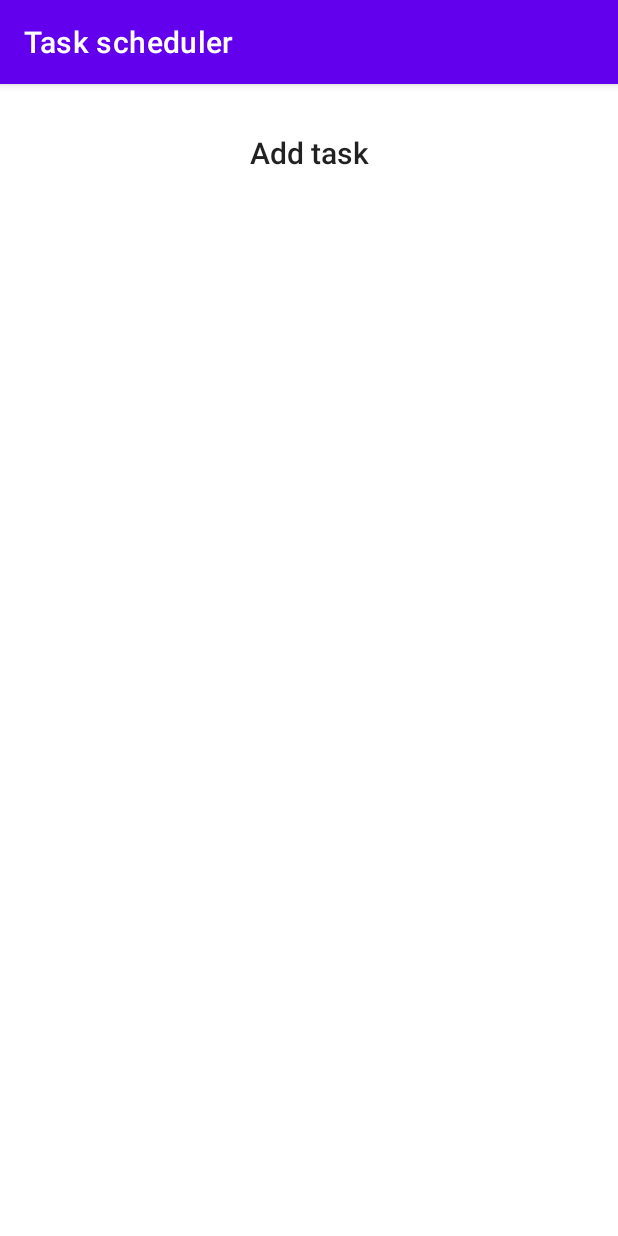
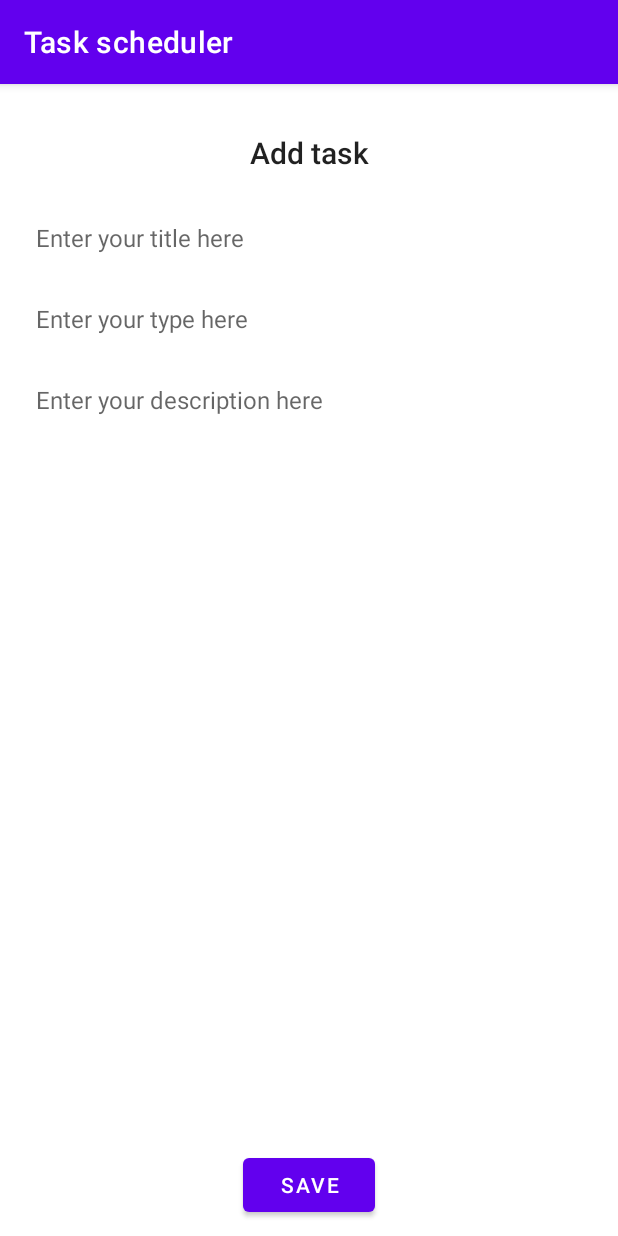
Before and after one commit to Andres741/TaskForestApp, an Android app: the fragment AddTaskFragment shown on its own in the app's theme, on a phone screen of 412 x 824 dp. Run offline under Robolectric (Android 15) with nearby library versions, the phone set to English and light mode, and no system bars; our stand-ins replace Dagger/Hilt's generated code, data binding.

Commit message:
add_task_fragment.xml finished.

```diff
--- a/app/src/main/java/com/example/taskscheduler/ui/main/addTask/AddTaskViewModel.kt
+++ b/app/src/main/java/com/example/taskscheduler/ui/main/addTask/AddTaskViewModel.kt
@@ -3,5 +3,7 @@ package com.example.taskscheduler.ui.main.addTask
 import androidx.lifecycle.ViewModel
 
 class AddTaskViewModel: ViewModel() {
-    // TODO: Implement the ViewModel
+    fun save() {
+        TODO("Not implemented yet.")
+    }
 }
--- a/app/src/main/res/layout/add_task_fragment.xml
+++ b/app/src/main/res/layout/add_task_fragment.xml
@@ -29,5 +29,76 @@
 
         />
 
+        <EditText
+            android:id="@+id/title"
+
+            app:layout_constraintStart_toStartOf="parent"
+            app:layout_constraintEnd_toEndOf="parent"
+
+            app:layout_constraintTop_toBottomOf="@id/title_add_task"
+
+            android:hint="@{@string/enter_tour_x_here(@string/title)}"
+            tools:hint="Enter your title here"
+
+            android:autofillHints=""
+
+            android:maxLines="1"
+
+            style="@style/new_task_value"
+        />
+
+        <EditText
+            android:id="@+id/type"
+
+            app:layout_constraintStart_toStartOf="parent"
+            app:layout_constraintEnd_toEndOf="parent"
+
+            app:layout_constraintTop_toBottomOf="@id/title"
+
+            android:hint="@{@string/enter_tour_x_here(@string/type)}"
+            tools:hint="Enter your type here"
+
+            android:autofillHints=""
+
+            android:maxLines="1"
+
+            style="@style/new_task_value"
+        />
+
+        <EditText
+            android:id="@+id/description"
+
+            app:layout_constraintStart_toStartOf="parent"
+            app:layout_constraintEnd_toEndOf="parent"
+
+            app:layout_constraintTop_toBottomOf="@id/type"
+
+            android:hint="@{@string/enter_tour_x_here(@string/description)}"
+            tools:hint="Enter your description here"
+
+            android:autofillHints=""
+
+            style="@style/new_task_value"
+        />
+
+
+        <!--
+            TODO: implement
+            android:onClick = "@{() -> viewmodel.save()}"
+        -->
+        <Button
+            android:id="@+id/save"
+
+            app:layout_constraintStart_toStartOf="parent"
+            app:layout_constraintEnd_toEndOf="parent"
+
+            app:layout_constraintBottom_toBottomOf="parent"
+
+            android:text="@string/save"
+
+            android:onClick="@{() -> viewmodel.save()}"
+
+            style="@style/lower_button"
+        />
     </androidx.constraintlayout.widget.ConstraintLayout>
 </layout>
--- a/app/src/main/res/layout/fragment_task_detail.xml
+++ b/app/src/main/res/layout/fragment_task_detail.xml
@@ -128,9 +128,6 @@
         -->
         <Button
             android:id="@+id/previous_button"
-            android:layout_width="wrap_content"
-            android:layout_height="wrap_content"
-            android:layout_marginBottom="@dimen/marginBottomButton"
 
 
             app:layout_constraintStart_toStartOf="parent"
@@ -139,7 +136,8 @@
             app:layout_constraintBottom_toBottomOf="parent"
 
             android:text="@string/add_subtask"
-            />
+            style="@style/lower_button"
+        />
 
 
         <!--
--- a/app/src/main/res/layout/fragment_tasks.xml
+++ b/app/src/main/res/layout/fragment_tasks.xml
@@ -69,16 +69,14 @@
 
         <Button
             android:id="@+id/newTaskButton"
-            android:layout_width="wrap_content"
-            android:layout_height="wrap_content"
-
-            android:layout_marginBottom="@dimen/marginBottomButton"
 
             android:text="@string/add_new_task"
 
             app:layout_constraintStart_toStartOf="parent"
             app:layout_constraintEnd_toEndOf="parent"
             app:layout_constraintBottom_toBottomOf="parent"
+
+            style="@style/lower_button"
         />
 
     </androidx.constraintlayout.widget.ConstraintLayout>
--- a/app/src/main/res/values/strings.xml
+++ b/app/src/main/res/values/strings.xml
@@ -77,5 +77,6 @@
     <string name="description">description</string>
     <string name="type">type</string>
     <string name="add_task">Add task</string>
+    <string name="save">save</string>
 
 </resources>
--- a/app/src/main/res/values/styles.xml
+++ b/app/src/main/res/values/styles.xml
@@ -7,10 +7,26 @@
         <item name="android:textSize">15sp</item>
     </style>
 
+    <style name="new_task_value" parent="task_value">
+        <item name="android:textSize">16sp</item>
+
+        <item name="android:layout_width">0dp</item>
+        <item name="android:layout_height">wrap_content</item>
+
+        <item name="android:layout_marginTop">32dp</item>
+        <item name="android:layout_marginHorizontal">24dp</item>
+    </style>
+
     <style name="fragments_title">
         <item name="android:layout_width">wrap_content</item>
         <item name="android:layout_height">wrap_content</item>
         <item name="android:layout_marginTop">@dimen/marginTopTitle</item>
         <item name="android:textAppearance">@style/TextAppearance.AppCompat.Title</item>
     </style>
+
+    <style name="lower_button">
+        <item name="android:layout_width">wrap_content</item>
+        <item name="android:layout_height">wrap_content</item>
+        <item name="android:layout_marginBottom">@dimen/marginBottomButton</item>
+    </style>
 </resources>
```
